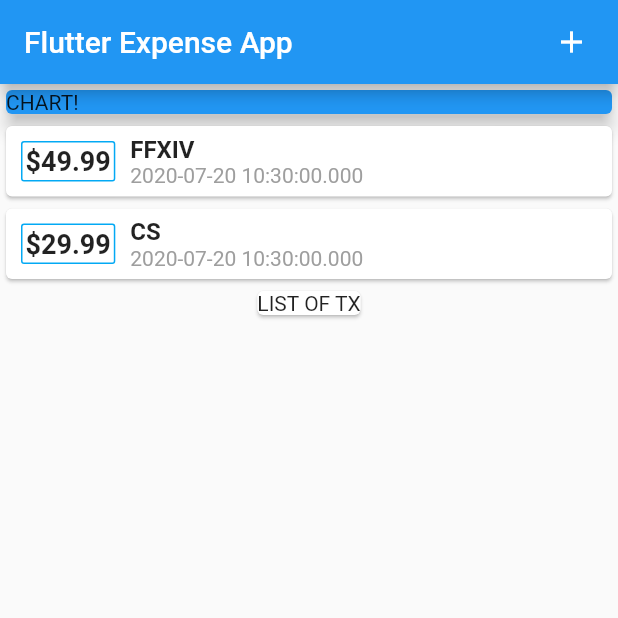
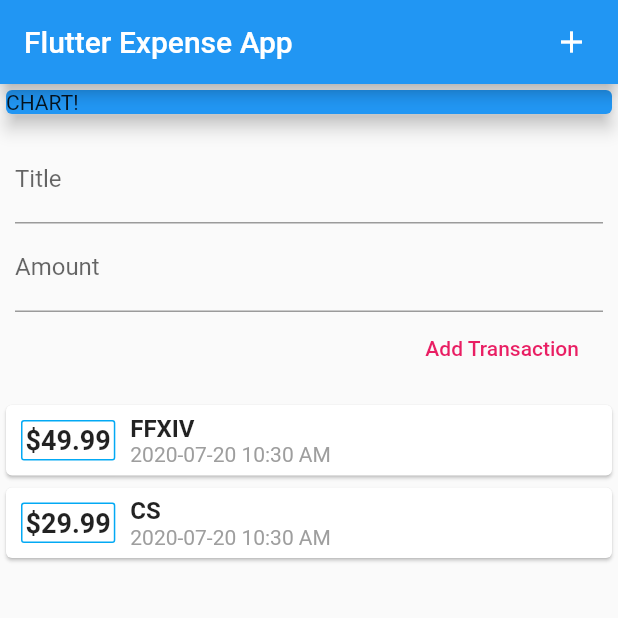
Before and after one commit to suesalito/ExpensesApp, a Flutter app: the screen it shows after launch, on a phone screen of 412 x 824 dp, the top half of it. Run offline on Flutter 3.47's test engine with Material 2 defaults, Android fonts, the phone set to English and light mode, and no system bars.

Commit message:
commit widget organized

```diff
--- /dev/null
+++ b/lib/Widgets/Transaciton_list.dart
@@ -0,0 +1,78 @@
+import 'package:flutter/material.dart';
+import '../models/transaction.dart';
+import 'package:intl/intl.dart';
+
+class TransactionList extends StatelessWidget {
+  // final List<Transaction> _usertransactions = [
+  //   Transaction(
+  //     id: '1',
+  //     title: 'FFXIV',
+  //     amount: 49.99,
+  //     date: DateTime.now(),
+  //   ),
+  //   Transaction(
+  //     id: '2',
+  //     title: 'CS',
+  //     amount: 29.99,
+  //     date: DateTime.now(),
+  //   )
+  // ];
+
+  List<Transaction> _usertransactions = [];
+
+  TransactionList(this._usertransactions);
+
+  set userTrans(List<Transaction> listusers) {
+    _usertransactions = listusers;
+  }
+
+  @override
+  Widget build(BuildContext context) {
+    return Column(
+      children: List<Card>.generate(_usertransactions.length, (int index) {
+        return Card(
+          child: Row(
+            children: <Widget>[
+              Container(
+                child: Text(
+                  //'\$' + transactions[index].amount.toString(),
+                  '\$${_usertransactions[index].amount.toString()}',
+                  style: TextStyle(fontWeight: FontWeight.bold, fontSize: 18),
+                ),
+                margin: EdgeInsets.all(10),
+                padding: EdgeInsets.all(2),
+                decoration: BoxDecoration(
+                    borderRadius: BorderRadius.circular(2),
+                    border: Border.all(
+                      color: Colors.lightBlue, //                   <--- border color
+                      width: 1.0,
+                    )),
+              ),
+              Column(
+                mainAxisAlignment: MainAxisAlignment.start,
+                crossAxisAlignment: CrossAxisAlignment.start,
+                children: <Widget>[
+                  Container(
+                      //margin: EdgeInsets.all(5),
+                      child: Text(
+                    _usertransactions[index].title,
+                    textAlign: TextAlign.start,
+                    style: TextStyle(
+                      fontSize: 16,
+                      fontWeight: FontWeight.w600,
+                    ),
+                  )),
+                  Container(
+                      child: Text(
+                    DateFormat('yyyy-MM-dd hh:mm a').format(_usertransactions[index].date),
+                    style: TextStyle(color: Colors.grey),
+                  )),
+                ],
+              )
+            ],
+          ),
+        );
+      }),
+    );
+  }
+}
--- /dev/null
+++ b/lib/Widgets/new_transaction.dart
@@ -0,0 +1,52 @@
+import 'package:flutter/material.dart';
+
+class NewTransaction extends StatelessWidget {
+  final titleController = TextEditingController();
+  final amountController = TextEditingController();
+  Function(String title, String amount) onAddTransaction;
+
+  NewTransaction({@required this.onAddTransaction});
+
+  @override
+  Widget build(BuildContext context) {
+    return Container(
+      margin: EdgeInsets.all(10),
+      child: Column(
+        crossAxisAlignment: CrossAxisAlignment.end,
+        children: <Widget>[
+          TextField(
+            controller: titleController,
+            decoration: InputDecoration(
+              labelText: 'Title',
+            ),
+            // onChanged: (value) {
+            //   inputTitle = value;
+            //   print(inputTitle);
+            // },
+          ),
+          TextField(
+            controller: amountController,
+            decoration: InputDecoration(
+              labelText: 'Amount',
+            ),
+            // onChanged: (value) {
+            //   inputAmount = double.parse(value);
+            //   print(inputAmount);
+            // },
+          ),
+          FlatButton(
+            child: Text(
+              'Add Transaction',
+              style: TextStyle(color: Colors.pink),
+            ),
+            //onPressed: onAddTransaction(titleController.text, amountController.text),
+            onPressed: () {
+              //print('Pressed');
+              onAddTransaction(titleController.text, amountController.text);
+            },
+          )
+        ],
+      ),
+    );
+  }
+}
--- /dev/null
+++ b/lib/Widgets/user_transactions.dart
@@ -0,0 +1,53 @@
+import 'package:flutter/material.dart';
+import 'Transaciton_list.dart';
+import 'new_transaction.dart';
+import '../models/transaction.dart';
+
+class UserTransactions extends StatefulWidget {
+  @override
+  _UserTransactionsState createState() => _UserTransactionsState();
+}
+
+class _UserTransactionsState extends State<UserTransactions> {
+  final List<Transaction> _usertransactions = [
+    Transaction(
+      id: '1',
+      title: 'FFXIV',
+      amount: 49.99,
+      date: DateTime.now(),
+    ),
+    Transaction(
+      id: '2',
+      title: 'CS',
+      amount: 29.99,
+      date: DateTime.now(),
+    )
+  ];
+
+  @override
+  Widget build(BuildContext context) {
+    // TransactionList tList = TransactionList();
+
+    // Transaction newTransaction = Transaction(
+    //   id: '2',
+    //   title: 'CSx',
+    //   amount: 29.99,
+    //   date: DateTime.now(),
+    // );
+    // _usertransactions.add(newTransaction);
+
+    // tList.userTrans = _usertransactions;
+    return Column(
+      children: <Widget>[
+        NewTransaction(
+          onAddTransaction: (t, a) {
+            print(t);
+            print(a);
+            print('checked');
+          },
+        ),
+        TransactionList(_usertransactions),
+      ],
+    );
+  }
+}
--- a/lib/main.dart
+++ b/lib/main.dart
@@ -1,5 +1,6 @@
 import 'package:flutter/material.dart';
-import 'transaction.dart';
+//import 'models/transaction.dart';
+import 'Widgets/user_transactions.dart';
 
 void main() => runApp(MyApp());
 
@@ -14,20 +15,29 @@ class MyApp extends StatelessWidget {
 }
 
 class MyHomePage extends StatelessWidget {
-  final List<Transaction> transactions = [
-    Transaction(
-      id: '1',
-      title: 'FFXIV',
-      amount: 49.99,
-      date: DateTime.now(),
-    ),
-    Transaction(
-      id: '2',
-      title: 'CS',
-      amount: 29.99,
-      date: DateTime.now(),
-    )
-  ];
+  // final List<Transaction> transactions = [
+  //   Transaction(
+  //     id: '1',
+  //     title: 'FFXIV',
+  //     amount: 49.99,
+  //     date: DateTime.now(),
+  //   ),
+  //   Transaction(
+  //     id: '2',
+  //     title: 'CS',
+  //     amount: 29.99,
+  //     date: DateTime.now(),
+  //   )
+  // ];
+
+  String inputTitle;
+  double inputAmount;
+
+  // You can create the textfiled controller to listen what people input
+  // on need to do onchanged method for each textfield.
+  final titleController = TextEditingController();
+  final amountController = TextEditingController();
+
   @override
   Widget build(BuildContext context) {
     return Scaffold(
@@ -63,55 +73,7 @@ class MyHomePage extends StatelessWidget {
               elevation: 5,
             ),
           ),
-          Column(
-            children: List<Card>.generate(transactions.length, (int index) {
-              return Card(
-                child: Row(
-                  children: <Widget>[
-                    Container(
-                      child: Text(
-                        //'\$' + transactions[index].amount.toString(),
-                        '\$${transactions[index].amount.toString()}',
-                        style: TextStyle(fontWeight: FontWeight.bold, fontSize: 18),
-                      ),
-                      margin: EdgeInsets.all(10),
-                      padding: EdgeInsets.all(2),
-                      decoration: BoxDecoration(
-                          borderRadius: BorderRadius.circular(2),
-                          border: Border.all(
-                            color: Colors.lightBlue, //                   <--- border color
-                            width: 1.0,
-                          )),
-                    ),
-                    Column(
-                      mainAxisAlignment: MainAxisAlignment.start,
-                      crossAxisAlignment: CrossAxisAlignment.start,
-                      children: <Widget>[
-                        Container(
-                            //margin: EdgeInsets.all(5),
-                            child: Text(
-                          transactions[index].title,
-                          textAlign: TextAlign.start,
-                          style: TextStyle(
-                            fontSize: 16,
-                            fontWeight: FontWeight.w600,
-                          ),
-                        )),
-                        Container(
-                            child: Text(
-                          transactions[index].date.toString(),
-                          style: TextStyle(color: Colors.grey),
-                        )),
-                      ],
-                    )
-                  ],
-                ),
-              );
-            }),
-          ),
-          Card(
-            child: Text('LIST OF TX'),
-          ),
+          UserTransactions(),
         ],
       ),
     );
--- a/pubspec.yaml
+++ b/pubspec.yaml
@@ -28,6 +28,7 @@ dependencies:
   # The following adds the Cupertino Icons font to your application.
   # Use with the CupertinoIcons class for iOS style icons.
   cupertino_icons: ^0.1.3
+  intl: ^0.16.1
 
 dev_dependencies:
   flutter_test:
```
Also changed, not shown: lib/models/transaction.dart (renamed from lib/transaction.dart), pubspec.lock.
